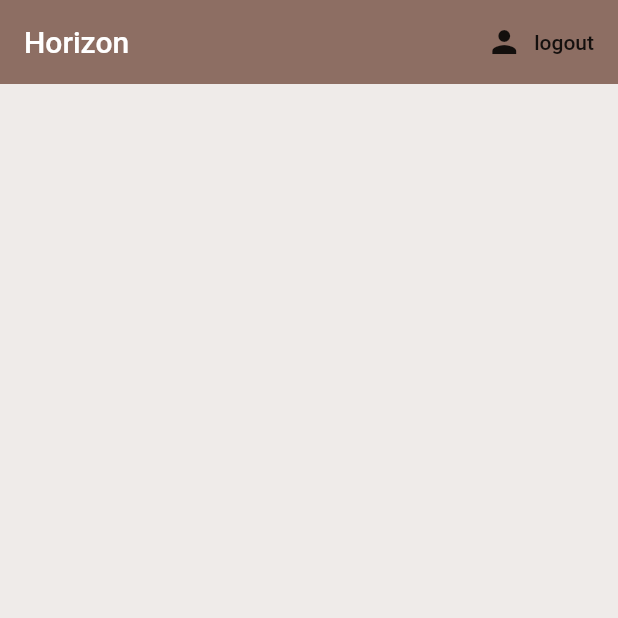
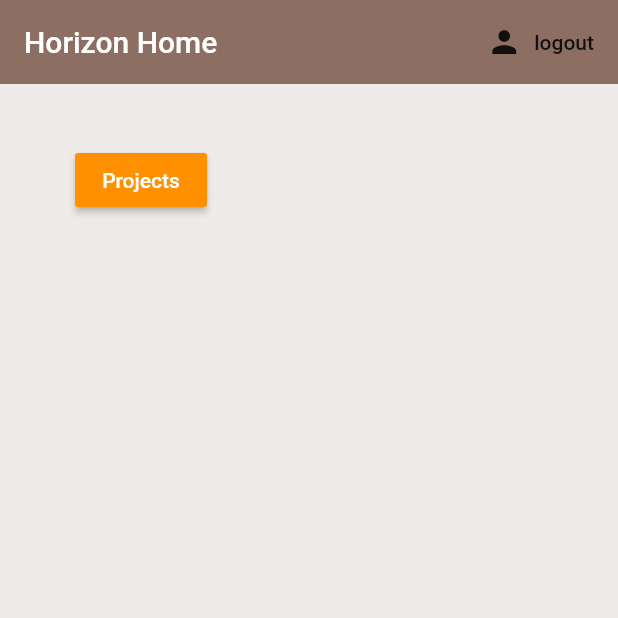
Before and after one commit to Dhaneja/Horizon-ProjectManagement, a Flutter app: the screen it shows once a user with an empty profile is signed in, on a phone screen of 412 x 824 dp, the top half of it. Run offline on Flutter 3.47's test engine with Material 2 defaults, Android fonts, the phone set to English and light mode, and no system bars; our stand-ins replace cloud_firestore, firebase_auth, firebase_core, flutter_spinkit; accounts and stored records are empty.

Commit message:
Project Creating Page and Method Complete.

```diff
--- /dev/null
+++ b/lib/model/project.dart
@@ -0,0 +1,13 @@
+class Project {
+
+  final String projectName;
+  final String startDate;
+  final String endDate;
+  final String projectCost;
+  final String projectManager;
+  final String projectClient;
+  final String projectStatus;
+
+  Project({ this.projectName, this.startDate, this.endDate, this.projectCost, this.projectManager, this.projectClient, this.projectStatus});
+
+}
--- a/lib/services/databaseProject.dart
+++ b/lib/services/database_project.dart
@@ -17,5 +17,7 @@ class ProjectDatabaseService{
       'projectStatus' : projectStatus,
     });
 
+
+
   }
 }
--- a/lib/views/home/home.dart
+++ b/lib/views/home/home.dart
@@ -1,16 +1,18 @@
 import 'package:flutter/material.dart';
 import 'package:horizon/services/authservice.dart';
+import '../project/project_add.dart';
 
 class Home extends StatelessWidget {
 
   final AuthService _authService = AuthService();
+  final _formKey = GlobalKey<FormState>();
 
   @override
   Widget build(BuildContext context) {
     return Scaffold(
       backgroundColor: Colors.brown[50],
       appBar: AppBar(
-        title: Text('Horizon'),
+        title: Text('Horizon Home'),
         backgroundColor: Colors.brown[400],
         elevation: 0.0,
         actions: <Widget>[
@@ -24,6 +26,29 @@ class Home extends StatelessWidget {
           )
         ],
       ),
+        body: Container(
+          padding: EdgeInsets.symmetric(vertical: 20.0,horizontal: 50.0),
+          child: Form(
+            key: _formKey,
+            child: Column(
+              children: <Widget>[
+                SizedBox(height: 20.0,),
+                RaisedButton(
+                    color: Colors.orangeAccent[400],
+                    child: Text(
+                      'Projects',
+                      style: TextStyle(color: Colors.white),
+                    ),
+                    onPressed: () {
+                      Navigator.push(context,
+                          MaterialPageRoute(builder: (context) => ProjectAdd())
+                      );
+                    }
+                ),
+              ],
+          )
+        ),
+      )
     );
   }
 }
```
Also changed, not shown: lib/services/database.dart (+19 -0 lines), lib/services/project_service.dart (added, +25 -0 lines), lib/views/home/admin_home.dart (added, +37 -0 lines), lib/views/home/employee_list.dart (added, +23 -0 lines), lib/views/project/project_add.dart (added, +162 -0 lines), lib/services/database_task.dart (renamed from lib/services/databaseTask.dart), lib/views/project/project_view.dart (added).
